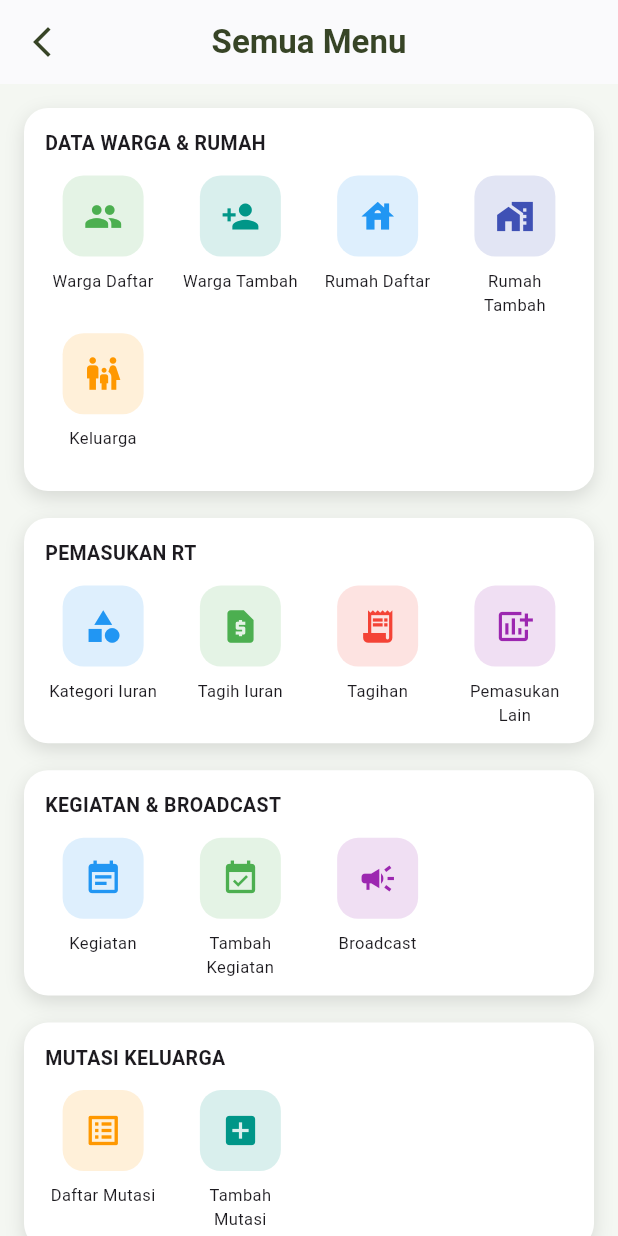
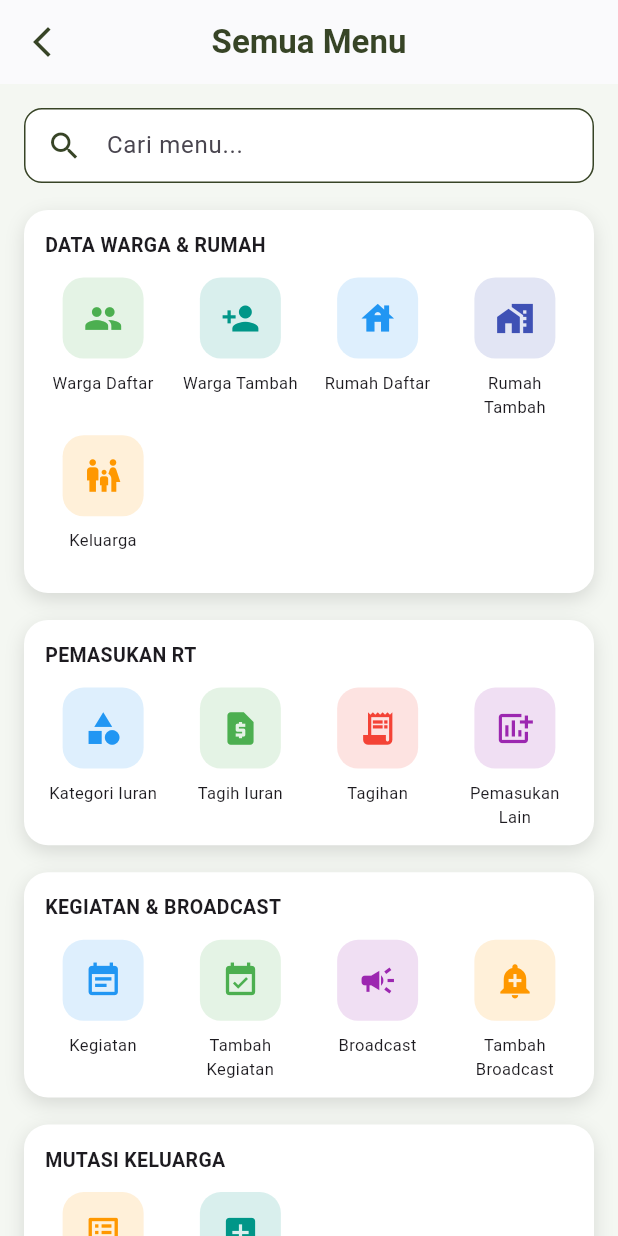
Before and after one commit to rockhubzz/Jawara, a Flutter app: the SemuaMenuPage screen opened by its route, on a phone screen of 412 x 824 dp. Run offline on Flutter 3.47's test engine with Material 3 defaults, Android fonts, the phone set to English and light mode, and no system bars; our stand-ins replace fl_chart, go_router, image_picker, shared_preferences; accounts and stored records are empty.

Commit message:
fix semua menu tambah bc & search

```diff
--- a/lib/pages/semua_menu_page.dart
+++ b/lib/pages/semua_menu_page.dart
@@ -104,6 +104,13 @@ class _SemuaMenuPageState extends State<SemuaMenuPage> {
             Colors.purple,
             () => context.go('/kegiatan/daftar_broad'),
           ),
+          // ✅ TAMBAH BROADCAST (DIPERBAIKI)
+          MenuItem(
+            "Tambah Broadcast",
+            Icons.add_alert,
+            Colors.orange,
+            () => context.go('/kegiatan/tambah_broad?from=semua'),
+          ),
         ],
       ),
       MenuSection(
@@ -197,7 +204,29 @@ class _SemuaMenuPageState extends State<SemuaMenuPage> {
       body: SingleChildScrollView(
         padding: const EdgeInsets.all(16),
         child: Column(
-          children: allMenuSections.map(_buildSectionCard).toList(),
+          children: [
+            // 🔍 SEARCH BAR (DIPERBAIKI)
+            Container(
+              margin: const EdgeInsets.only(bottom: 18),
+              padding: const EdgeInsets.symmetric(horizontal: 14),
+              decoration: BoxDecoration(
+                color: Colors.white,
+                borderRadius: BorderRadius.circular(12),
+                border: Border.all(color: kombuGreen),
+              ),
+              child: TextField(
+                controller: searchController,
+                onChanged: (_) => setState(() {}),
+                decoration: InputDecoration(
+                  hintText: "Cari menu...",
+                  border: InputBorder.none,
+                  icon: Icon(Icons.search, color: kombuGreen),
+                ),
+              ),
+            ),
+
+            ...allMenuSections.map(_buildSectionCard).toList(),
+          ],
         ),
       ),
     );
```
